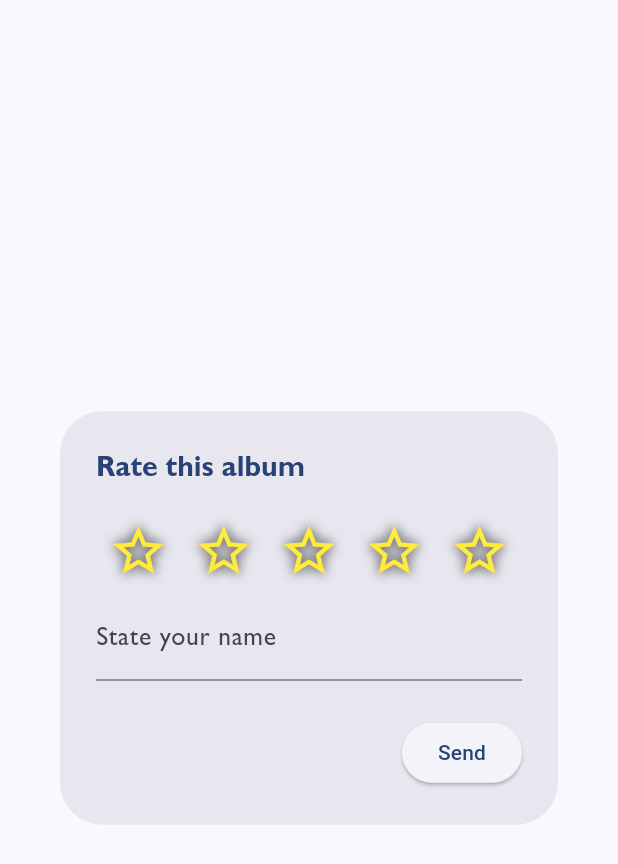
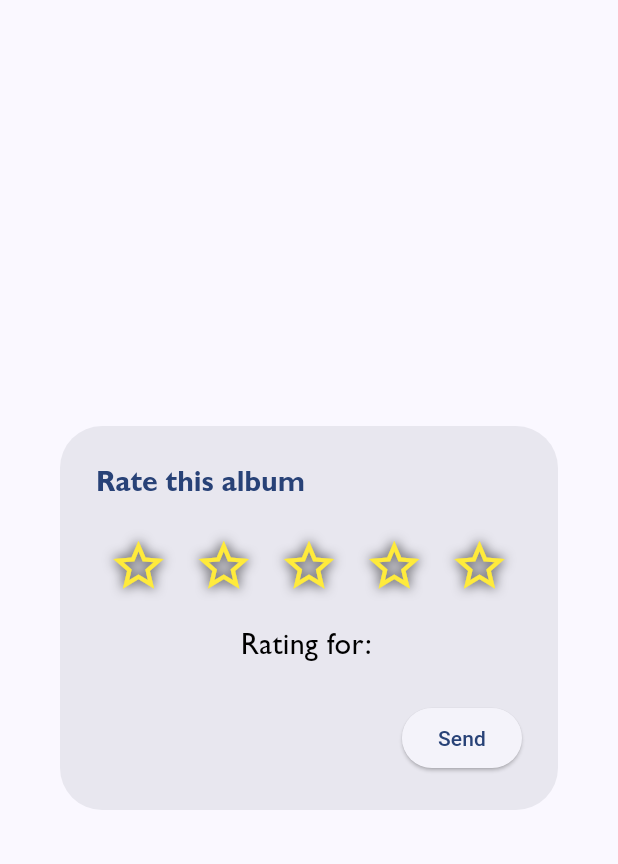
Before and after one commit to maartenwilloque/APFront, a Flutter app: the RatingPopup widget shown alone on an empty page, opened directly with empty values, on a phone screen of 412 x 824 dp. Shown: the top 864 px of the screen. Run offline on Flutter 3.47's test engine with Material 2 defaults, Android fonts, the phone set to English and light mode, and no system bars; our stand-ins replace localstorage; missing offline and left inert: augmented_reality_plugin_wikitude; network calls fail.

Commit message:
username

```diff
--- a/ap_front/lib/apis/rating_api.dart
+++ b/ap_front/lib/apis/rating_api.dart
@@ -16,8 +16,8 @@ class RatingApi {
           'Content-Type': 'application/json; charset=UTF-8',
         },
         body: jsonEncode(rating));
-    if (response.statusCode == 201) {
-      return Rating.fromJson(jsonDecode(response.body));
+    if (response.statusCode == 200) {
+      return response.body as Rating;
     } else {
       throw Exception('Failed to create rating');
     }
--- a/ap_front/lib/app.dart
+++ b/ap_front/lib/app.dart
@@ -32,8 +32,7 @@ class MyApp extends StatelessWidget {
         '/history': (context) => const HistoryPage(
               title: 'Review History',
             ),
-        '/home': (context) =>
-            const MyHomePage(title: 'Flutter Album-Opedia Home '),
+        '/home': (context) => const MyHomePage(title: 'Album-Opedia Home '),
       },
     );
   }
--- a/ap_front/lib/widgets/ratingpopup.dart
+++ b/ap_front/lib/widgets/ratingpopup.dart
@@ -1,6 +1,7 @@
 import 'package:ap_front/apis/rating_api.dart';
 import 'package:ap_front/models/rating.dart';
 import 'package:flutter/material.dart';
+import 'package:localstorage/localstorage.dart';
 
 class RatingPopup extends StatefulWidget {
   final String albumId;
@@ -15,7 +16,8 @@ class RatingPopup extends StatefulWidget {
 
 class _RatingPopupState extends State<RatingPopup> {
   int rating = 0;
-  String name = "";
+  String username = LocalStorage('user_storage').getItem('username') ?? '';
+  String guid = LocalStorage('user_storage').getItem('guid') ?? '';
 
   void saveRating(String newalbumId, String newname, int newscore) {
     Rating rating = Rating(albumId: newalbumId, score: newscore, name: newname);
@@ -53,13 +55,10 @@ class _RatingPopupState extends State<RatingPopup> {
                 ));
               }),
             ),
-            TextField(
-              decoration: const InputDecoration(labelText: "State your name"),
-              onChanged: (value) {
-                setState(() {
-                  name = value;
-                });
-              },
+            const SizedBox(height: 10),
+            Text(
+              "Rating for: $username",
+              style: const TextStyle(fontSize: 20),
             ),
           ],
         ),
@@ -67,7 +66,7 @@ class _RatingPopupState extends State<RatingPopup> {
       actions: <Widget>[
         ElevatedButton(
           onPressed: () {
-            saveRating(widget.albumId, name, rating);
+            saveRating(widget.albumId, guid, rating);
             // Perform the submission action with the rating and name
             Navigator.of(context).pop();
           },
--- a/ap_front/pubspec.yaml
+++ b/ap_front/pubspec.yaml
@@ -31,6 +31,7 @@ dependencies:
   flutter:
     sdk: flutter
   http: ^0.13.4
+  localstorage: ^4.0.0+1
 
   # The following adds the Cupertino Icons font to your application.
   # Use with the CupertinoIcons class for iOS style icons.
```
Also changed, not shown: ap_front/lib/pages/home_page.dart (+7 -0 lines), ap_front/pubspec.lock, 1 other file.
